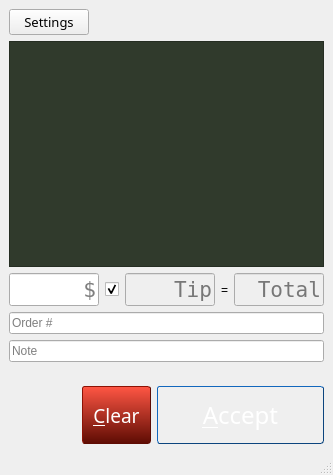
First picture: the form in PoS/payment-processor/ui/main.ui, repository soupmonkey/pushcoin, before the edit.
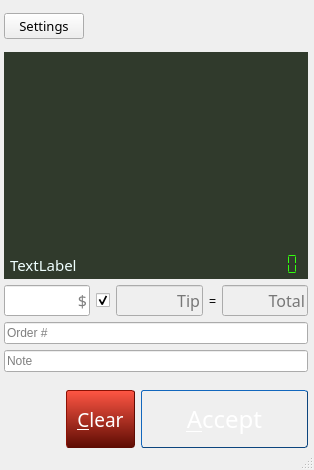
Second picture: the form after the edit. Icons and pictures are not drawn. Custom widgets are drawn as their Qt base class.

```diff
--- a/PoS/payment-processor/ui/main.ui
+++ b/PoS/payment-processor/ui/main.ui
@@ -6,8 +6,8 @@
    <rect>
     <x>0</x>
     <y>0</y>
-    <width>333</width>
-    <height>475</height>
+    <width>314</width>
+    <height>470</height>
    </rect>
   </property>
   <property name="windowTitle">
@@ -21,6 +21,21 @@
     </sizepolicy>
    </property>
    <layout class="QVBoxLayout" name="verticalLayout_2">
+    <property name="spacing">
+     <number>6</number>
+    </property>
+    <property name="leftMargin">
+     <number>4</number>
+    </property>
+    <property name="topMargin">
+     <number>6</number>
+    </property>
+    <property name="rightMargin">
+     <number>6</number>
+    </property>
+    <property name="bottomMargin">
+     <number>0</number>
+    </property>
     <item>
      <widget class="QFrame" name="frame">
       <property name="frameShape">
@@ -77,35 +92,144 @@
        </item>
        <item>
         <widget class="QLabel" name="label_3">
+         <property name="sizePolicy">
+          <sizepolicy hsizetype="Fixed" vsizetype="Fixed">
+           <horstretch>0</horstretch>
+           <verstretch>0</verstretch>
+          </sizepolicy>
+         </property>
+         <property name="minimumSize">
+          <size>
+           <width>135</width>
+           <height>40</height>
+          </size>
+         </property>
+         <property name="maximumSize">
+          <size>
+           <width>135</width>
+           <height>40</height>
+          </size>
+         </property>
          <property name="text">
           <string/>
          </property>
          <property name="pixmap">
           <pixmap>img/135x40-logo.png</pixmap>
          </property>
+         <property name="alignment">
+          <set>Qt::AlignRight|Qt::AlignTrailing|Qt::AlignVCenter</set>
+         </property>
         </widget>
        </item>
       </layout>
      </widget>
     </item>
     <item>
-     <widget class="QTextEdit" name="view_display">
-      <property name="enabled">
-       <bool>false</bool>
-      </property>
-      <property name="sizePolicy">
-       <sizepolicy hsizetype="Expanding" vsizetype="Expanding">
-        <horstretch>0</horstretch>
-        <verstretch>0</verstretch>
-       </sizepolicy>
-      </property>
-      <property name="acceptDrops">
-       <bool>false</bool>
-      </property>
-      <property name="styleSheet">
-       <string notr="true">background-color: rgb(48, 58, 44);
+     <widget class="QWidget" name="widget" native="true">
+      <layout class="QVBoxLayout" name="verticalLayout">
+       <property name="spacing">
+        <number>0</number>
+       </property>
+       <property name="margin">
+        <number>0</number>
+       </property>
+       <item>
+        <widget class="QTextEdit" name="view_display">
+         <property name="enabled">
+          <bool>false</bool>
+         </property>
+         <property name="sizePolicy">
+          <sizepolicy hsizetype="Expanding" vsizetype="Expanding">
+           <horstretch>0</horstretch>
+           <verstretch>0</verstretch>
+          </sizepolicy>
+         </property>
+         <property name="acceptDrops">
+          <bool>false</bool>
+         </property>
+         <property name="styleSheet">
+          <string notr="true">background-color: rgb(48, 58, 44);
 color: rgb(239, 255, 255);</string>
-      </property>
+         </property>
+         <property name="frameShape">
+          <enum>QFrame::NoFrame</enum>
+         </property>
+        </widget>
+       </item>
+       <item>
+        <widget class="QFrame" name="frame_2">
+         <property name="styleSheet">
+          <string notr="true">background-color: rgb(48, 58, 44);
+color: rgb(239, 255, 255);</string>
+         </property>
+         <property name="frameShape">
+          <enum>QFrame::NoFrame</enum>
+         </property>
+         <property name="frameShadow">
+          <enum>QFrame::Raised</enum>
+         </property>
+         <property name="lineWidth">
+          <number>0</number>
+         </property>
+         <layout class="QHBoxLayout" name="horizontalLayout_3">
+          <property name="spacing">
+           <number>3</number>
+          </property>
+          <property name="leftMargin">
+           <number>6</number>
+          </property>
+          <property name="topMargin">
+           <number>0</number>
+          </property>
+          <property name="rightMargin">
+           <number>3</number>
+          </property>
+          <property name="bottomMargin">
+           <number>3</number>
+          </property>
+          <item>
+           <widget class="QLabel" name="certificateStatus">
+            <property name="sizePolicy">
+             <sizepolicy hsizetype="Expanding" vsizetype="Preferred">
+              <horstretch>0</horstretch>
+              <verstretch>0</verstretch>
+             </sizepolicy>
+            </property>
+            <property name="font">
+             <font>
+              <family>Courier 10 Pitch</family>
+              <pointsize>11</pointsize>
+             </font>
+            </property>
+            <property name="frameShape">
+             <enum>QFrame::NoFrame</enum>
+            </property>
+            <property name="text">
+             <string>TextLabel</string>
+            </property>
+           </widget>
+          </item>
+          <item>
+           <widget class="QLCDNumber" name="countDown">
+            <property name="styleSheet">
+             <string notr="true">color: rgb(51, 255, 15)
+</string>
+            </property>
+            <property name="frameShape">
+             <enum>QFrame::NoFrame</enum>
+            </property>
+            <property name="smallDecimalPoint">
+             <bool>false</bool>
+            </property>
+            <property name="segmentStyle">
+             <enum>QLCDNumber::Flat</enum>
+            </property>
+           </widget>
+          </item>
+         </layout>
+        </widget>
+       </item>
+      </layout>
      </widget>
     </item>
     <item>
@@ -118,8 +242,8 @@
         <widget class="QLineEdit" name="input_cost">
          <property name="font">
           <font>
-           <family>Andale Mono</family>
-           <pointsize>16</pointsize>
+           <family>Sans Serif</family>
+           <pointsize>12</pointsize>
           </font>
          </property>
          <property name="alignment">
@@ -153,8 +277,8 @@
          </property>
          <property name="font">
           <font>
-           <family>Andale Mono</family>
-           <pointsize>16</pointsize>
+           <family>Sans Serif</family>
+           <pointsize>12</pointsize>
           </font>
          </property>
          <property name="alignment">
@@ -179,8 +303,8 @@
          </property>
          <property name="font">
           <font>
-           <family>Andale Mono</family>
-           <pointsize>16</pointsize>
+           <family>Sans Serif</family>
+           <pointsize>12</pointsize>
           </font>
          </property>
          <property name="alignment">
@@ -232,7 +356,7 @@
     <item>
      <layout class="QHBoxLayout" name="horizontalLayout">
       <property name="topMargin">
-       <number>12</number>
+       <number>6</number>
       </property>
       <item>
        <spacer name="horizontalSpacer">
@@ -327,11 +451,24 @@
 /* We'll just invert the gradient by changing the colors around. */
 background-color: qlineargradient(x1: 0, y1: 0, x2: 0, y2: 1, stop: 0 #0d5ca6, stop: 1 #2198c0);
 }
+
+/* This is style when button is disabled */
+QPushButton:disabled {
+/* We'll just invert the gradient by changing the colors around. */
+background-color: qlineargradient(x1: 0, y1: 0, x2: 0, y2: 1, stop: 0 #a0a0a0, stop: 1 #3e3e3e);
+border-color: #3e3e3e;
+}
 </string>
         </property>
         <property name="text">
          <string>&amp;Accept</string>
         </property>
+        <property name="autoDefault">
+         <bool>true</bool>
+        </property>
+        <property name="default">
+         <bool>true</bool>
+        </property>
        </widget>
       </item>
      </layout>
@@ -340,6 +477,13 @@
   </widget>
   <widget class="QStatusBar" name="statusbar"/>
  </widget>
+ <customwidgets>
+  <customwidget>
+   <class>PcCurrencyLineEdit</class>
+   <extends>QLineEdit</extends>
+   <header>ui_currency_lineedit</header>
+  </customwidget>
+ </customwidgets>
  <tabstops>
   <tabstop>input_cost</tabstop>
   <tabstop>btn_accept</tabstop>
```
Left out of the diff: 72 changed lines with no effect on the pictures.
